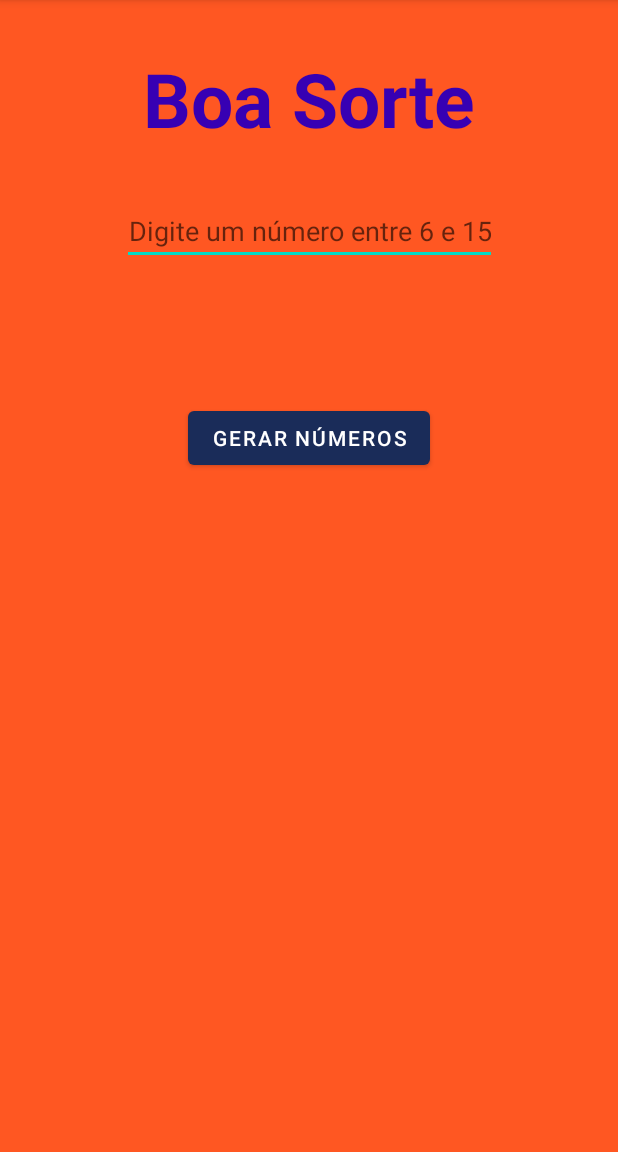
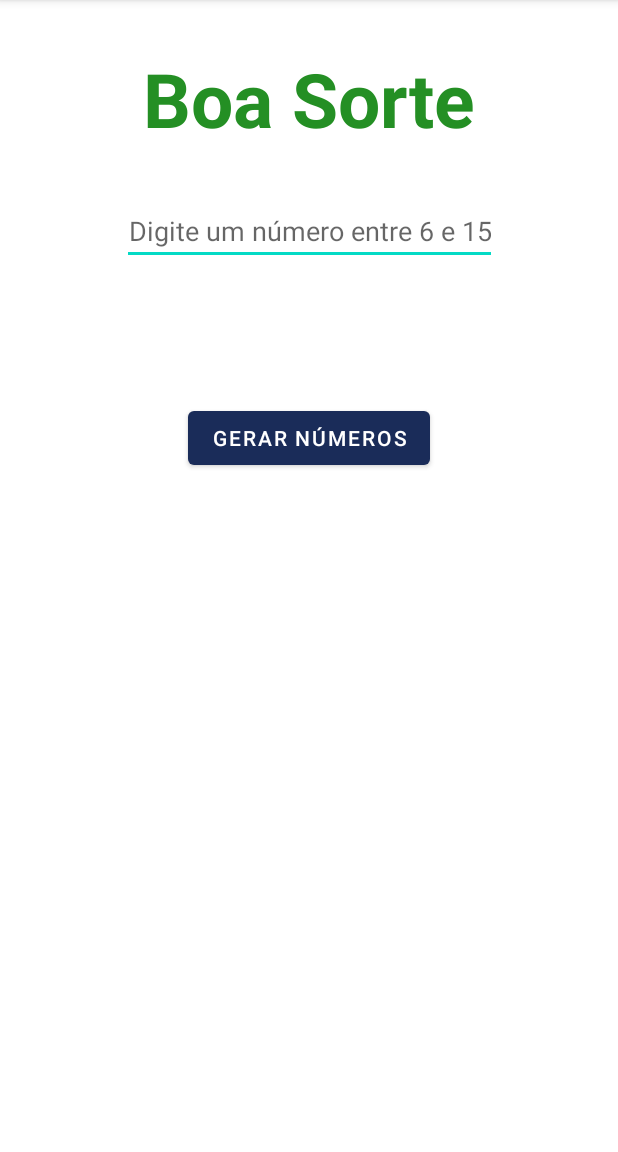
Before and after one commit to EduardoDenis/Sorteio-Mega-Sena, an Android app: the screen it shows after launch (MainActivity), on a phone screen of 412 x 824 dp, the part 84-1236 px from its top. Run offline under Robolectric (Android 15) with nearby library versions, the phone set to English and light mode, and no system bars.

Commit message:
color_backgroud

```diff
--- a/app/src/main/res/layout/activity_main.xml
+++ b/app/src/main/res/layout/activity_main.xml
@@ -4,7 +4,6 @@
     xmlns:tools="http://schemas.android.com/tools"
     android:layout_width="match_parent"
     android:layout_height="match_parent"
-    android:background="@color/orange"
     tools:context=".MainActivity">
 
 
@@ -14,7 +13,7 @@
         android:layout_height="wrap_content"
         android:layout_marginTop="32dp"
         android:text="@string/title"
-        android:textColor="@color/purple_700"
+        android:textColor="@color/green"
         android:textSize="50sp"
         android:textStyle="bold"
         app:layout_constraintEnd_toEndOf="parent"
--- a/app/src/main/res/values/colors.xml
+++ b/app/src/main/res/values/colors.xml
@@ -10,4 +10,6 @@
     <color name="login">#1A2C59</color>
     <color name="green">#248f24</color>
     <color name="orange">#FF5722</color>
+    <color name="green_dark">#0A3501</color>
+
 </resources>
```
